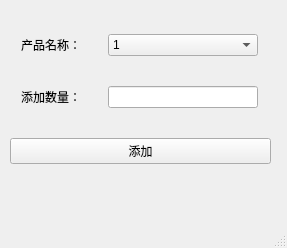
Before: the Qt Designer form app/view/add_material/add_material.ui in hello3306/wangyiyun-pyqt5, drawn with Qt 5.
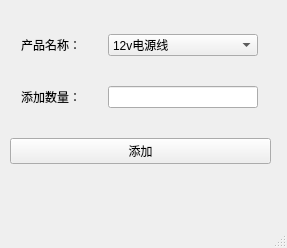
After: the same form once the commit is applied.

```diff
--- a/app/view/add_material/add_material.ui
+++ b/app/view/add_material/add_material.ui
@@ -49,7 +49,7 @@
          </property>
          <item>
           <property name="text">
-           <string>1</string>
+           <string>12v电源线</string>
           </property>
          </item>
          <item>
```
Left out of the diff: 109 changed lines with no effect on the pictures.
